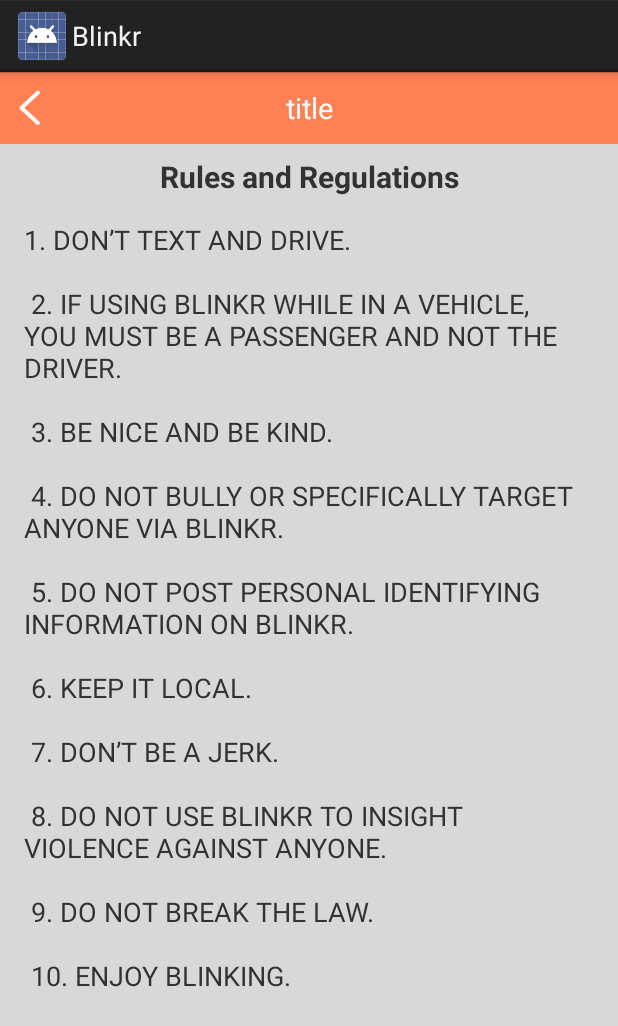
After one commit to nazarcybulskij/Blink, an Android app: the layout fragment_rules.xml on its own in the app's theme, with its tools: preview values and no code run, on a phone screen of 412 x 824 dp. The commit adds this screen. Shown: the top 1026 px of the screen. Run offline under Robolectric (Android 15) with nearby library versions, the phone set to English and light mode, and no system bars.

Commit message:
added rules fragment

```diff
--- a/app/src/main/java/nazar/cybulskij/blinkr/MainActivity.java
+++ b/app/src/main/java/nazar/cybulskij/blinkr/MainActivity.java
@@ -52,6 +52,7 @@
 import nazar.cybulskij.blinkr.fragment.MyCommentFragment;
 import nazar.cybulskij.blinkr.fragment.MyPostFragment;
 import nazar.cybulskij.blinkr.fragment.NavigationDrawerSettingsFragment;
+import nazar.cybulskij.blinkr.fragment.RulesFragment;
 import nazar.cybulskij.blinkr.listener.OnChangedLocationListener;
 
 
@@ -256,6 +257,15 @@
                     .commit();
             return;
         }
+
+        if (group == 2 && childr==1){
+            FragmentManager fragmentManager = getFragmentManager();
+            fragmentManager.beginTransaction()
+                    .replace(R.id.content_frame, RulesFragment.newInstance(),"rules")
+                    .commit();
+            return;
+        }
+
 
         if (group == 2 && childr==3){
             //privace
--- a/app/src/main/java/nazar/cybulskij/blinkr/fragment/ContentFragment.java
+++ b/app/src/main/java/nazar/cybulskij/blinkr/fragment/ContentFragment.java
@@ -9,6 +9,7 @@
 
 import com.ToxicBakery.viewpager.transforms.AccordionTransformer;
 import com.ToxicBakery.viewpager.transforms.BackgroundToForegroundTransformer;
+import com.ToxicBakery.viewpager.transforms.DefaultTransformer;
 import com.ToxicBakery.viewpager.transforms.DepthPageTransformer;
 
 import nazar.cybulskij.blinkr.R;
@@ -45,7 +46,7 @@
         mPager.setAdapter(mAdapter);
         mPager.setCurrentItem(selectedPage);
 
-        mPager.setPageTransformer(true, new BackgroundToForegroundTransformer());
+        mPager.setPageTransformer(true, new DefaultTransformer());
 
 
 
--- /dev/null
+++ b/app/src/main/java/nazar/cybulskij/blinkr/fragment/RulesFragment.java
@@ -0,0 +1,44 @@
+package nazar.cybulskij.blinkr.fragment;
+
+import android.app.Fragment;
+import android.os.Bundle;
+import android.support.annotation.Nullable;
+import android.view.LayoutInflater;
+import android.view.View;
+import android.view.ViewGroup;
+
+import butterknife.ButterKnife;
+import butterknife.OnClick;
+import nazar.cybulskij.blinkr.MainActivity;
+import nazar.cybulskij.blinkr.R;
+
+/**
+ * Created by nazar on 13.10.15.
+ */
+public class RulesFragment extends Fragment {
+
+
+
+    public static RulesFragment newInstance() {
+        RulesFragment fragment = new RulesFragment();
+        Bundle args = new Bundle();
+        fragment.setArguments(args);
+        return fragment;
+    }
+
+
+
+    @Nullable
+    @Override
+    public View onCreateView(LayoutInflater inflater, ViewGroup container, Bundle savedInstanceState) {
+        View view  = inflater.inflate(R.layout.fragment_rules, container, false);
+        ButterKnife.bind(this, view);
+        return view;
+    }
+
+
+    @OnClick(R.id.left_icon)
+    public void LeftIconClick(){
+        ((MainActivity)getActivity()).openDrawer();
+    }
+}
--- /dev/null
+++ b/app/src/main/res/layout/fragment_rules.xml
@@ -0,0 +1,68 @@
+<?xml version="1.0" encoding="utf-8"?>
+
+
+<LinearLayout
+    xmlns:android="http://schemas.android.com/apk/res/android"
+    android:orientation="vertical"
+    android:layout_width="match_parent"
+    android:layout_height="match_parent"
+    android:background="@color/gray">
+
+    <include layout="@layout/toolbar_add_message">
+
+    </include>
+
+    <ScrollView
+        android:layout_width="fill_parent"
+        android:layout_height="fill_parent"
+        android:scrollbars="none"
+        >
+
+        <LinearLayout
+            android:orientation="vertical"
+            android:layout_width="match_parent"
+            android:layout_height="match_parent">
+
+            <TextView
+                android:layout_width="fill_parent"
+                android:layout_height="wrap_content"
+                android:layout_gravity="center"
+                android:text="@string/rules_title"
+                android:layout_marginTop="8dp"
+                android:layout_marginBottom="8dp"
+                android:gravity="center"
+                android:textStyle="bold"
+                android:textSize="20sp"/>
+
+
+
+            <TextView
+                android:layout_width="fill_parent"
+                android:layout_height="wrap_content"
+                android:layout_gravity="center"
+                android:text="@string/rules_list"
+                android:layout_marginTop="8dp"
+                android:layout_marginBottom="8dp"
+                android:gravity="left"
+                android:paddingLeft="16dp"
+                android:paddingRight="16dp"
+                android:textSize="18sp"/>
+
+            <TextView
+                android:layout_width="fill_parent"
+                android:layout_height="wrap_content"
+                android:layout_gravity="center"
+                android:text="@string/copirate"
+                android:layout_marginTop="8dp"
+                android:layout_marginBottom="8dp"
+                android:gravity="center"
+                android:textSize="20sp"
+                android:visibility="gone"/>
+
+        </LinearLayout>
+
+    </ScrollView>
+
+
+
+</LinearLayout>
--- a/app/src/main/res/values/strings.xml
+++ b/app/src/main/res/values/strings.xml
@@ -28,6 +28,29 @@
 
     <string name="copirate">© 2015 Blinkr. All Rights Reserved.</string>
 
+    <string name="rules_title">Rules and Regulations</string>
+    <string name="rules_list">
+        1.  DON’T TEXT AND DRIVE.\n\n
+
+        2.  IF USING BLINKR WHILE IN A VEHICLE, YOU MUST BE A PASSENGER AND NOT THE DRIVER.\n\n
+
+        3.  BE NICE AND BE KIND.\n\n
+
+        4.  DO NOT BULLY OR SPECIFICALLY TARGET ANYONE VIA BLINKR.\n\n
+
+        5.  DO NOT POST PERSONAL IDENTIFYING INFORMATION ON BLINKR.\n\n
+
+        6.  KEEP IT LOCAL.\n\n
+
+        7.  DON’T BE A JERK.\n\n
+
+        8.  DO NOT USE BLINKR TO INSIGHT VIOLENCE AGAINST ANYONE.\n\n
+
+        9.  DO NOT BREAK THE LAW.\n\n
+
+        10. ENJOY BLINKING.\n\n
+    </string>
+
     <string name="parseAppID">bgdqHdHU1Zpc9sCFKeQ0IAU0bgz9UDXpNfXu549Q</string>
     <string name="parseClientID">vmXiZkOBveJhHjgO7ZhDpVyAkaoc2h08tvvX4AV2</string>
 
```
